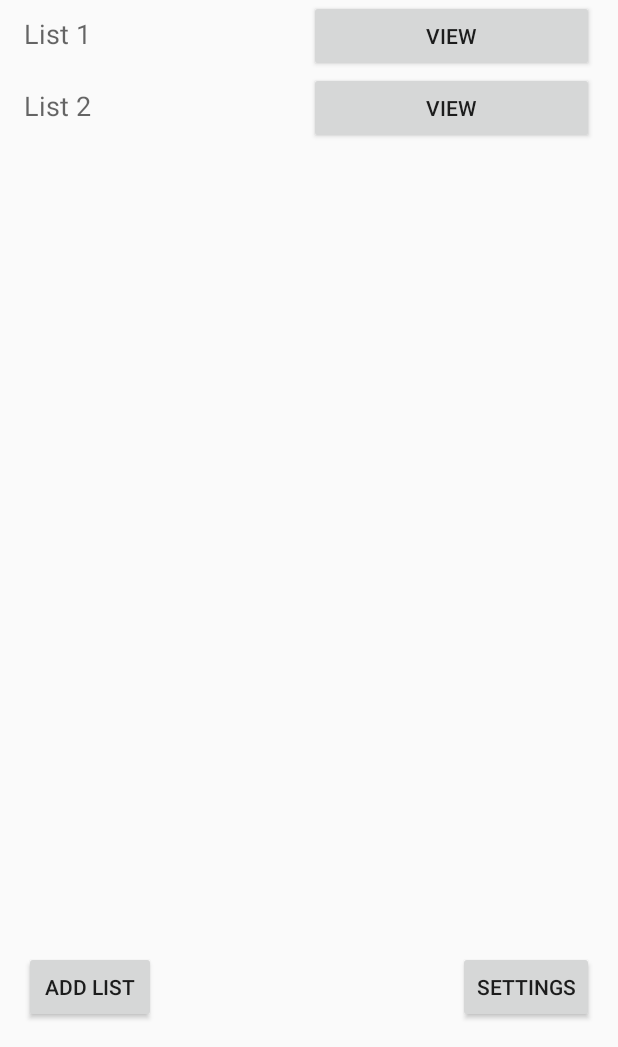
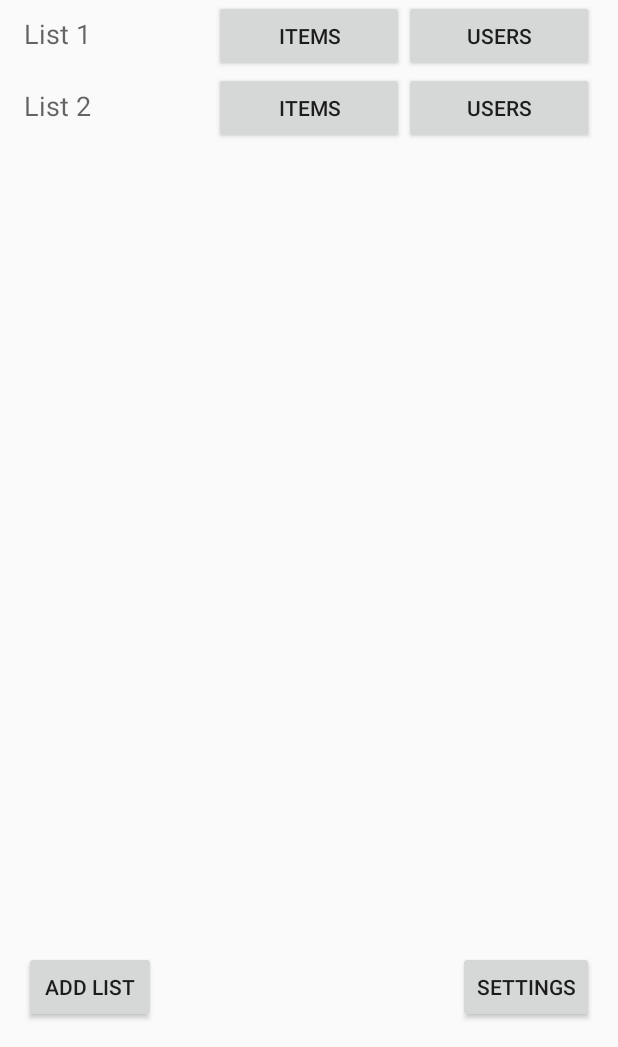
Before and after one commit to mitchellnau/android-ibuy, an Android app: the screen it shows after launch (MainActivity), on a phone screen of 412 x 824 dp, the part 189-1236 px from its top. Run offline under Robolectric (Android 15) with nearby library versions, the phone set to English and light mode, and no system bars.

Commit message:
updated main activity layout

```diff
--- a/Hewitt_M_Saunders_K_iBuy/app/src/main/res/layout/activity_main.xml
+++ b/Hewitt_M_Saunders_K_iBuy/app/src/main/res/layout/activity_main.xml
@@ -54,8 +54,15 @@
                 <Button
                     android:layout_width="fill_parent"
                     android:layout_height="wrap_content"
-                    android:text="View"
+                    android:text="Items"
                     android:id="@+id/button2"
+                    android:layout_weight="0.5" />
+
+                <Button
+                    android:layout_width="fill_parent"
+                    android:layout_height="wrap_content"
+                    android:text="Users"
+                    android:id="@+id/button16"
                     android:layout_weight="0.5" />
             </LinearLayout>
 
@@ -75,8 +82,15 @@
                 <Button
                     android:layout_width="fill_parent"
                     android:layout_height="wrap_content"
-                    android:text="View"
+                    android:text="Items"
                     android:id="@+id/button"
+                    android:layout_weight="0.5" />
+
+                <Button
+                    android:layout_width="fill_parent"
+                    android:layout_height="wrap_content"
+                    android:text="Users"
+                    android:id="@+id/button17"
                     android:layout_weight="0.5" />
 
             </LinearLayout>
```
